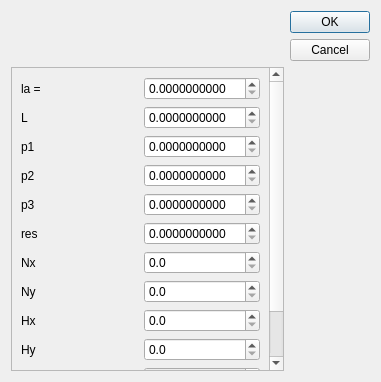
Above: settingsshadowsfinddialog.ui from cotara/STMviewer before the change. Below: the same form after it.
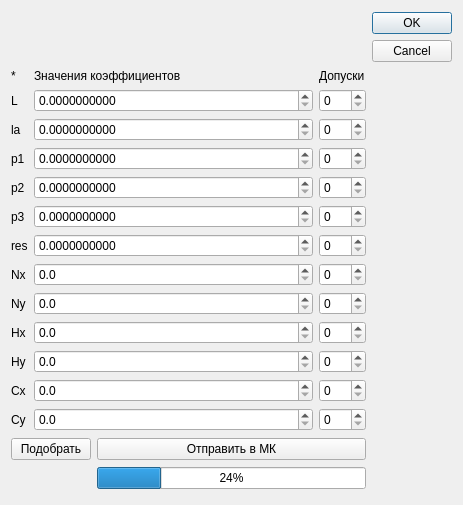
That is the form after the change.

```diff
--- a/settingsshadowsfinddialog.ui
+++ b/settingsshadowsfinddialog.ui
@@ -6,15 +6,22 @@
    <rect>
     <x>0</x>
     <y>0</y>
-    <width>381</width>
-    <height>382</height>
+    <width>463</width>
+    <height>505</height>
    </rect>
   </property>
   <property name="windowTitle">
    <string>Dialog</string>
   </property>
   <layout class="QGridLayout" name="gridLayout">
-   <item row="0" column="2">
+   <item row="16" column="1">
+    <widget class="QPushButton" name="pushButton_2">
+     <property name="text">
+      <string>Отправить в МК</string>
+     </property>
+    </widget>
+   </item>
+   <item row="0" column="3">
     <widget class="QDialogButtonBox" name="buttonBox">
      <property name="sizePolicy">
       <sizepolicy hsizetype="Fixed" vsizetype="Fixed">
@@ -30,111 +37,292 @@
      </property>
     </widget>
    </item>
-   <item row="1" column="0">
-    <widget class="QScrollArea" name="scrollArea">
-     <property name="widgetResizable">
-      <bool>true</bool>
+   <item row="16" column="0">
+    <widget class="QPushButton" name="pushButton">
+     <property name="text">
+      <string>Подобрать</string>
      </property>
-     <widget class="QWidget" name="scrollAreaWidgetContents">
-      <property name="geometry">
-       <rect>
-        <x>0</x>
-        <y>0</y>
-        <width>263</width>
-        <height>324</height>
-       </rect>
-      </property>
-      <layout class="QGridLayout" name="gridLayout_2">
-       <item row="3" column="0">
+    </widget>
+   </item>
+   <item row="17" column="1">
+    <widget class="QProgressBar" name="progressBar">
+     <property name="value">
+      <number>24</number>
+     </property>
+    </widget>
+   </item>
+   <item row="1" column="0" colspan="2">
+    <layout class="QVBoxLayout" name="verticalLayout_5">
+     <item>
+      <layout class="QHBoxLayout" name="horizontalLayout">
+       <item>
+        <layout class="QVBoxLayout" name="verticalLayout_2">
+         <item>
+          <widget class="QLabel" name="label_15">
+           <property name="sizePolicy">
+            <sizepolicy hsizetype="Preferred" vsizetype="Maximum">
+             <horstretch>0</horstretch>
+             <verstretch>20</verstretch>
+            </sizepolicy>
+           </property>
+           <property name="text">
+            <string>*</string>
+           </property>
+          </widget>
+         </item>
+         <item>
+          <widget class="QLabel" name="label_2">
+           <property name="sizePolicy">
+            <sizepolicy hsizetype="Minimum" vsizetype="Preferred">
+             <horstretch>0</horstretch>
+             <verstretch>0</verstretch>
+            </sizepolicy>
+           </property>
+           <property name="maximumSize">
+            <size>
+             <width>20</width>
+             <height>16777215</height>
+            </size>
+           </property>
+           <property name="text">
+            <string>L</string>
+           </property>
+          </widget>
+         </item>
+         <item>
+          <widget class="QLabel" name="label">
+           <property name="sizePolicy">
+            <sizepolicy hsizetype="Minimum" vsizetype="Preferred">
+             <horstretch>0</horstretch>
+             <verstretch>0</verstretch>
+            </sizepolicy>
+           </property>
+           <property name="maximumSize">
+            <size>
+             <width>20</width>
+             <height>16777215</height>
+            </size>
+           </property>
+           <property name="text">
+            <string>la</string>
+           </property>
+          </widget>
+         </item>
+         <item>
+          <widget class="QLabel" name="label_3">
+           <property name="sizePolicy">
+            <sizepolicy hsizetype="Minimum" vsizetype="Preferred">
+             <horstretch>0</horstretch>
+             <verstretch>0</verstretch>
+            </sizepolicy>
+           </property>
+           <property name="maximumSize">
+            <size>
+             <width>20</width>
+             <height>16777215</height>
+            </size>
+           </property>
+           <property name="text">
+            <string>p1</string>
+           </property>
+          </widget>
+         </item>
+         <item>
         <widget class="QLabel" name="label_4">
+           <property name="sizePolicy">
+            <sizepolicy hsizetype="Minimum" vsizetype="Preferred">
+             <horstretch>0</horstretch>
+             <verstretch>0</verstretch>
+            </sizepolicy>
+           </property>
+           <property name="maximumSize">
+            <size>
+             <width>20</width>
+             <height>16777215</height>
+            </size>
+           </property>
          <property name="text">
           <string>p2</string>
          </property>
         </widget>
        </item>
-       <item row="9" column="0">
-        <widget class="QLabel" name="label_10">
-         <property name="text">
-          <string>Hy</string>
-         </property>
-        </widget>
-       </item>
-       <item row="3" column="1">
-        <widget class="QDoubleSpinBox" name="p2SpinBox">
-         <property name="decimals">
-          <number>10</number>
-         </property>
-         <property name="maximum">
-          <double>1.000000000000000</double>
-         </property>
-         <property name="singleStep">
-          <double>0.000001000000000</double>
-         </property>
-        </widget>
-       </item>
-       <item row="4" column="0">
+         <item>
         <widget class="QLabel" name="label_5">
+           <property name="sizePolicy">
+            <sizepolicy hsizetype="Minimum" vsizetype="Preferred">
+             <horstretch>0</horstretch>
+             <verstretch>0</verstretch>
+            </sizepolicy>
+           </property>
+           <property name="maximumSize">
+            <size>
+             <width>20</width>
+             <height>16777215</height>
+            </size>
+           </property>
          <property name="text">
           <string>p3</string>
          </property>
         </widget>
        </item>
-       <item row="10" column="0">
-        <widget class="QLabel" name="label_11">
+         <item>
+          <widget class="QLabel" name="label_6">
+           <property name="sizePolicy">
+            <sizepolicy hsizetype="Minimum" vsizetype="Preferred">
+             <horstretch>0</horstretch>
+             <verstretch>0</verstretch>
+            </sizepolicy>
+           </property>
+           <property name="maximumSize">
+            <size>
+             <width>20</width>
+             <height>16777215</height>
+            </size>
+           </property>
          <property name="text">
-          <string>Cx</string>
+            <string>res</string>
          </property>
         </widget>
        </item>
-       <item row="4" column="1">
-        <widget class="QDoubleSpinBox" name="p3SpinBox">
-         <property name="decimals">
-          <number>10</number>
-         </property>
-         <property name="maximum">
-          <double>1.000000000000000</double>
-         </property>
-         <property name="singleStep">
-          <double>0.000001000000000</double>
+         <item>
+          <widget class="QLabel" name="label_7">
+           <property name="sizePolicy">
+            <sizepolicy hsizetype="Minimum" vsizetype="Preferred">
+             <horstretch>0</horstretch>
+             <verstretch>0</verstretch>
+            </sizepolicy>
+           </property>
+           <property name="maximumSize">
+            <size>
+             <width>20</width>
+             <height>16777215</height>
+            </size>
+           </property>
+           <property name="text">
+            <string>Nx</string>
          </property>
         </widget>
        </item>
-       <item row="8" column="0">
+         <item>
+          <widget class="QLabel" name="label_8">
+           <property name="sizePolicy">
+            <sizepolicy hsizetype="Minimum" vsizetype="Preferred">
+             <horstretch>0</horstretch>
+             <verstretch>0</verstretch>
+            </sizepolicy>
+           </property>
+           <property name="maximumSize">
+            <size>
+             <width>20</width>
+             <height>16777215</height>
+            </size>
+           </property>
+           <property name="text">
+            <string>Ny</string>
+           </property>
+          </widget>
+         </item>
+         <item>
         <widget class="QLabel" name="label_9">
+           <property name="sizePolicy">
+            <sizepolicy hsizetype="Minimum" vsizetype="Preferred">
+             <horstretch>0</horstretch>
+             <verstretch>0</verstretch>
+            </sizepolicy>
+           </property>
+           <property name="maximumSize">
+            <size>
+             <width>20</width>
+             <height>16777215</height>
+            </size>
+           </property>
          <property name="text">
           <string>Hx</string>
          </property>
         </widget>
        </item>
-       <item row="1" column="0">
-        <widget class="QLabel" name="label_2">
+         <item>
+          <widget class="QLabel" name="label_10">
+           <property name="sizePolicy">
+            <sizepolicy hsizetype="Minimum" vsizetype="Preferred">
+             <horstretch>0</horstretch>
+             <verstretch>0</verstretch>
+            </sizepolicy>
+           </property>
+           <property name="maximumSize">
+            <size>
+             <width>20</width>
+             <height>16777215</height>
+            </size>
+           </property>
          <property name="text">
-          <string>L</string>
+            <string>Hy</string>
          </property>
         </widget>
        </item>
-       <item row="9" column="1">
-        <widget class="QDoubleSpinBox" name="HySpinBox">
-         <property name="decimals">
-          <number>1</number>
-         </property>
-         <property name="maximum">
-          <double>1000.000000000000000</double>
-         </property>
-        </widget>
-       </item>
-       <item row="8" column="1">
-        <widget class="QDoubleSpinBox" name="HxSpinBox">
-         <property name="decimals">
-          <number>1</number>
-         </property>
-         <property name="maximum">
-          <double>1000.000000000000000</double>
-         </property>
-        </widget>
-       </item>
-       <item row="0" column="1">
+         <item>
+          <widget class="QLabel" name="label_11">
+           <property name="sizePolicy">
+            <sizepolicy hsizetype="Minimum" vsizetype="Preferred">
+             <horstretch>0</horstretch>
+             <verstretch>0</verstretch>
+            </sizepolicy>
+           </property>
+           <property name="maximumSize">
+            <size>
+             <width>20</width>
+             <height>16777215</height>
+            </size>
+           </property>
+           <property name="text">
+            <string>Cx</string>
+           </property>
+          </widget>
+         </item>
+         <item>
+          <widget class="QLabel" name="label_12">
+           <property name="sizePolicy">
+            <sizepolicy hsizetype="Minimum" vsizetype="Preferred">
+             <horstretch>0</horstretch>
+             <verstretch>0</verstretch>
+            </sizepolicy>
+           </property>
+           <property name="maximumSize">
+            <size>
+             <width>20</width>
+             <height>16777215</height>
+            </size>
+           </property>
+           <property name="text">
+            <string>Cy</string>
+           </property>
+          </widget>
+         </item>
+        </layout>
+       </item>
+       <item>
+        <layout class="QVBoxLayout" name="verticalLayout_3">
+         <item>
+          <widget class="QLabel" name="label_13">
+           <property name="sizePolicy">
+            <sizepolicy hsizetype="Preferred" vsizetype="Maximum">
+             <horstretch>0</horstretch>
+             <verstretch>0</verstretch>
+            </sizepolicy>
+           </property>
+           <property name="text">
+            <string>Значения коэффициентов</string>
+           </property>
+          </widget>
+         </item>
+         <item>
         <widget class="QDoubleSpinBox" name="laSpinBox">
+           <property name="sizePolicy">
+            <sizepolicy hsizetype="Expanding" vsizetype="Fixed">
+             <horstretch>0</horstretch>
+             <verstretch>0</verstretch>
+            </sizepolicy>
+           </property>
          <property name="decimals">
           <number>10</number>
          </property>
@@ -152,21 +340,14 @@
          </property>
         </widget>
        </item>
-       <item row="5" column="1">
-        <widget class="QDoubleSpinBox" name="resSpinBox">
-         <property name="decimals">
-          <number>10</number>
-         </property>
-         <property name="maximum">
-          <double>1.000000000000000</double>
-         </property>
-         <property name="singleStep">
-          <double>0.000001000000000</double>
-         </property>
-        </widget>
-       </item>
-       <item row="1" column="1">
+         <item>
         <widget class="QDoubleSpinBox" name="LSpinBox">
+           <property name="sizePolicy">
+            <sizepolicy hsizetype="Expanding" vsizetype="Fixed">
+             <horstretch>0</horstretch>
+             <verstretch>0</verstretch>
+            </sizepolicy>
+           </property>
          <property name="decimals">
           <number>10</number>
          </property>
@@ -181,8 +362,14 @@
          </property>
         </widget>
        </item>
-       <item row="2" column="1">
+         <item>
         <widget class="QDoubleSpinBox" name="p1SpinBox">
+           <property name="sizePolicy">
+            <sizepolicy hsizetype="Expanding" vsizetype="Fixed">
+             <horstretch>0</horstretch>
+             <verstretch>0</verstretch>
+            </sizepolicy>
+           </property>
          <property name="decimals">
           <number>10</number>
          </property>
@@ -194,32 +381,71 @@
          </property>
         </widget>
        </item>
-       <item row="10" column="1">
-        <widget class="QDoubleSpinBox" name="CxSpinBox">
+         <item>
+          <widget class="QDoubleSpinBox" name="p2SpinBox">
+           <property name="sizePolicy">
+            <sizepolicy hsizetype="Expanding" vsizetype="Fixed">
+             <horstretch>0</horstretch>
+             <verstretch>0</verstretch>
+            </sizepolicy>
+           </property>
          <property name="decimals">
-          <number>1</number>
+            <number>10</number>
          </property>
          <property name="maximum">
-          <double>1000.000000000000000</double>
-         </property>
-        </widget>
-       </item>
-       <item row="6" column="0">
-        <widget class="QLabel" name="label_7">
-         <property name="text">
-          <string>Nx</string>
-         </property>
-        </widget>
-       </item>
-       <item row="7" column="0">
-        <widget class="QLabel" name="label_8">
-         <property name="text">
-          <string>Ny</string>
-         </property>
-        </widget>
-       </item>
-       <item row="6" column="1">
+            <double>1.000000000000000</double>
+           </property>
+           <property name="singleStep">
+            <double>0.000001000000000</double>
+           </property>
+          </widget>
+         </item>
+         <item>
+          <widget class="QDoubleSpinBox" name="p3SpinBox">
+           <property name="sizePolicy">
+            <sizepolicy hsizetype="Expanding" vsizetype="Fixed">
+             <horstretch>0</horstretch>
+             <verstretch>0</verstretch>
+            </sizepolicy>
+           </property>
+           <property name="decimals">
+            <number>10</number>
+           </property>
+           <property name="maximum">
+            <double>1.000000000000000</double>
+           </property>
+           <property name="singleStep">
+            <double>0.000001000000000</double>
+           </property>
+          </widget>
+         </item>
+         <item>
+          <widget class="QDoubleSpinBox" name="resSpinBox">
+           <property name="sizePolicy">
+            <sizepolicy hsizetype="Expanding" vsizetype="Fixed">
+             <horstretch>0</horstretch>
+             <verstretch>0</verstretch>
+            </sizepolicy>
+           </property>
+           <property name="decimals">
+            <number>10</number>
+           </property>
+           <property name="maximum">
+            <double>1.000000000000000</double>
+           </property>
+           <property name="singleStep">
+            <double>0.000001000000000</double>
+           </property>
+          </widget>
+         </item>
+         <item>
         <widget class="QDoubleSpinBox" name="NxSpinBox">
+           <property name="sizePolicy">
+            <sizepolicy hsizetype="Expanding" vsizetype="Fixed">
+             <horstretch>0</horstretch>
+             <verstretch>0</verstretch>
+            </sizepolicy>
+           </property>
          <property name="decimals">
           <number>1</number>
          </property>
@@ -228,29 +454,14 @@
          </property>
         </widget>
        </item>
-       <item row="5" column="0">
-        <widget class="QLabel" name="label_6">
-         <property name="text">
-          <string>res</string>
-         </property>
-        </widget>
-       </item>
-       <item row="2" column="0">
-        <widget class="QLabel" name="label_3">
-         <property name="text">
-          <string>p1</string>
-         </property>
-        </widget>
-       </item>
-       <item row="0" column="0">
-        <widget class="QLabel" name="label">
-         <property name="text">
-          <string>la = </string>
-         </property>
-        </widget>
-       </item>
-       <item row="7" column="1">
+         <item>
         <widget class="QDoubleSpinBox" name="NySpinBox">
+           <property name="sizePolicy">
+            <sizepolicy hsizetype="Expanding" vsizetype="Fixed">
+             <horstretch>0</horstretch>
+             <verstretch>0</verstretch>
+            </sizepolicy>
+           </property>
          <property name="decimals">
           <number>1</number>
          </property>
@@ -259,15 +470,62 @@
          </property>
         </widget>
        </item>
-       <item row="11" column="0">
-        <widget class="QLabel" name="label_12">
-         <property name="text">
-          <string>Cy</string>
-         </property>
-        </widget>
-       </item>
-       <item row="11" column="1">
+         <item>
+          <widget class="QDoubleSpinBox" name="HxSpinBox">
+           <property name="sizePolicy">
+            <sizepolicy hsizetype="Expanding" vsizetype="Fixed">
+             <horstretch>0</horstretch>
+             <verstretch>0</verstretch>
+            </sizepolicy>
+           </property>
+           <property name="decimals">
+            <number>1</number>
+           </property>
+           <property name="maximum">
+            <double>1000.000000000000000</double>
+           </property>
+          </widget>
+         </item>
+         <item>
+          <widget class="QDoubleSpinBox" name="HySpinBox">
+           <property name="sizePolicy">
+            <sizepolicy hsizetype="Expanding" vsizetype="Fixed">
+             <horstretch>0</horstretch>
+             <verstretch>0</verstretch>
+            </sizepolicy>
+           </property>
+           <property name="decimals">
+            <number>1</number>
+           </property>
+           <property name="maximum">
+            <double>1000.000000000000000</double>
+           </property>
+          </widget>
+         </item>
+         <item>
+          <widget class="QDoubleSpinBox" name="CxSpinBox">
+           <property name="sizePolicy">
+            <sizepolicy hsizetype="Expanding" vsizetype="Fixed">
+             <horstretch>0</horstretch>
+             <verstretch>0</verstretch>
+            </sizepolicy>
+           </property>
+           <property name="decimals">
+            <number>1</number>
+           </property>
+           <property name="maximum">
+            <double>1000.000000000000000</double>
+           </property>
+          </widget>
+         </item>
+         <item>
         <widget class="QDoubleSpinBox" name="CySpinBox">
+           <property name="sizePolicy">
+            <sizepolicy hsizetype="Expanding" vsizetype="Fixed">
+             <horstretch>0</horstretch>
+             <verstretch>0</verstretch>
+            </sizepolicy>
+           </property>
          <property name="decimals">
           <number>1</number>
          </property>
@@ -277,8 +535,111 @@
         </widget>
        </item>
       </layout>
-     </widget>
-    </widget>
+       </item>
+       <item>
+        <layout class="QVBoxLayout" name="verticalLayout_4">
+         <item>
+          <widget class="QLabel" name="label_14">
+           <property name="sizePolicy">
+            <sizepolicy hsizetype="Preferred" vsizetype="Maximum">
+             <horstretch>0</horstretch>
+             <verstretch>0</verstretch>
+            </sizepolicy>
+           </property>
+           <property name="text">
+            <string>Допуски</string>
+           </property>
+          </widget>
+         </item>
+         <item>
+          <widget class="QSpinBox" name="spinBox_2">
+           <property name="maximum">
+            <number>100</number>
+           </property>
+          </widget>
+         </item>
+         <item>
+          <widget class="QSpinBox" name="spinBox_3">
+           <property name="maximum">
+            <number>100</number>
+           </property>
+          </widget>
+         </item>
+         <item>
+          <widget class="QSpinBox" name="spinBox_4">
+           <property name="maximum">
+            <number>10</number>
+           </property>
+          </widget>
+         </item>
+         <item>
+          <widget class="QSpinBox" name="spinBox">
+           <property name="maximum">
+            <number>100</number>
+           </property>
+          </widget>
+         </item>
+         <item>
+          <widget class="QSpinBox" name="spinBox_6">
+           <property name="maximum">
+            <number>100</number>
+           </property>
+          </widget>
+         </item>
+         <item>
+          <widget class="QSpinBox" name="spinBox_5">
+           <property name="maximum">
+            <number>100</number>
+           </property>
+          </widget>
+         </item>
+         <item>
+          <widget class="QSpinBox" name="spinBox_7">
+           <property name="maximum">
+            <number>100</number>
+           </property>
+          </widget>
+         </item>
+         <item>
+          <widget class="QSpinBox" name="spinBox_8">
+           <property name="maximum">
+            <number>100</number>
+           </property>
+          </widget>
+         </item>
+         <item>
+          <widget class="QSpinBox" name="spinBox_10">
+           <property name="maximum">
+            <number>100</number>
+           </property>
+          </widget>
+         </item>
+         <item>
+          <widget class="QSpinBox" name="spinBox_9">
+           <property name="maximum">
+            <number>100</number>
+           </property>
+          </widget>
+         </item>
+         <item>
+          <widget class="QSpinBox" name="spinBox_11">
+           <property name="maximum">
+            <number>100</number>
+           </property>
+          </widget>
+         </item>
+         <item>
+          <widget class="QSpinBox" name="spinBox_12">
+           <property name="maximum">
+            <number>100</number>
+           </property>
+          </widget>
+         </item>
+        </layout>
+       </item>
+      </layout>
+     </item>
+    </layout>
    </item>
   </layout>
  </widget>
```
Lines whose indentation alone changed are shown as unchanged.
